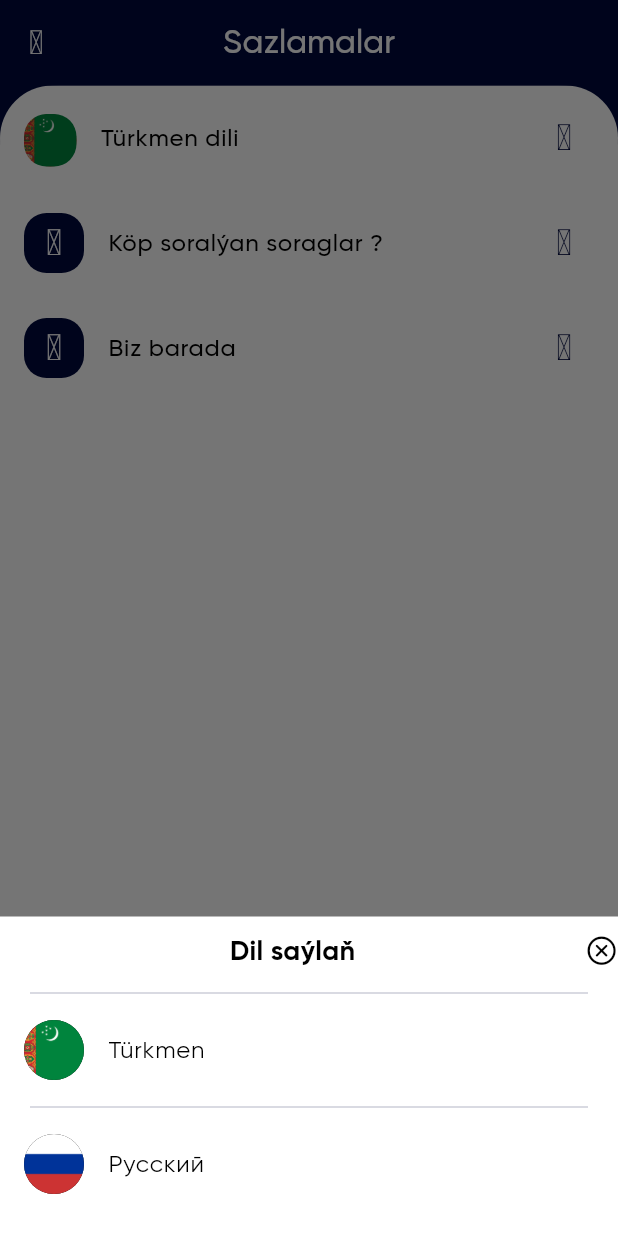
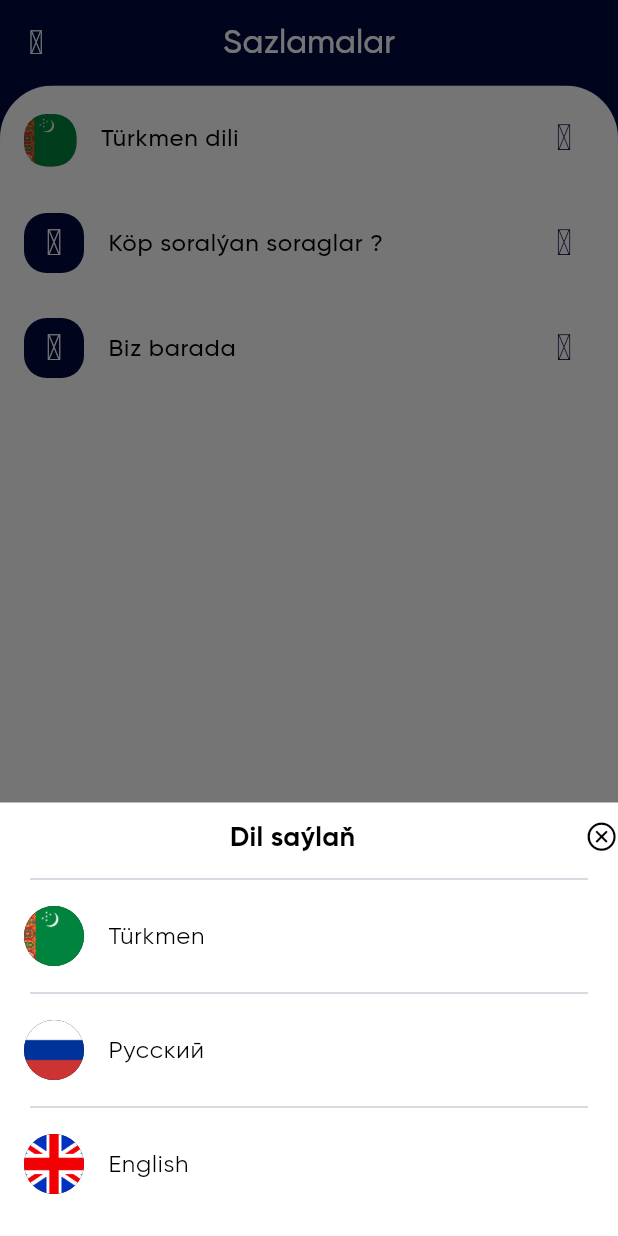
Before and after one commit to Dadebay/Mini-Upwork, a Flutter app: the UserProfilView screen opened directly, after a tap on "Türkmen dili", on a phone screen of 412 x 824 dp. Run offline on Flutter 3.47's test engine with Material 2 defaults, Android fonts, the phone set to English and light mode, and no system bars; our stand-ins replace cached_network_image, carousel_slider, chips_choice, firebase_core, firebase_messaging, flutter_iconly and 6 more; accounts and stored records are empty; network calls fail.

Commit message:
Fixed bugs

```diff
--- a/lib/app/constants/cards/banner_card.dart
+++ b/lib/app/constants/cards/banner_card.dart
@@ -1,7 +1,6 @@
 import 'package:cached_network_image/cached_network_image.dart';
 import 'package:flutter/material.dart';
 import 'package:get/get.dart';
-import 'package:maksat_app/app/data/services/banner_service.dart';
 
 import '../constants.dart';
 import '../widgets.dart';
@@ -21,9 +20,7 @@ class BannerCard extends StatelessWidget {
     final Size size = MediaQuery.of(context).size;
     return GestureDetector(
       onTap: () {
-        BannerService().getBannersByID(id).then((value) {
-          Get.to(() => BannerProfileView(value.title!, image, value.description!));
-        });
+        Get.to(() => BannerProfileView(id));
       },
       child: Container(
         margin: const EdgeInsets.all(8),
--- a/lib/app/constants/constants.dart
+++ b/lib/app/constants/constants.dart
@@ -21,6 +21,7 @@ const String gilroySemiBold = 'GilroySemiBold';
 const String gilroyBold = 'GilroyBold';
 //Language icons
 const String tmIcon = 'assets/image/tm.png';
+const String engIcon = 'assets/image/uk.png';
 const String ruIcon = 'assets/image/ru.png';
 const String logo = 'assets/image/logo.png';
 const String noData = 'assets/lottie/noData.json';
--- a/lib/app/constants/utils/translations.dart
+++ b/lib/app/constants/utils/translations.dart
@@ -52,7 +52,7 @@ class MyTranslations extends Translations {
           'createdAt': 'Sene',
           'status': 'Ýagdaýy',
           'accepted': 'Kabul edilen',
-          'waiting': 'Garaşylýar'
+          'waiting': 'Garaşylýar',
         },
         'ru': {
           'name': 'Имя',
@@ -100,5 +100,44 @@ class MyTranslations extends Translations {
           'settings': 'Настройки',
           'add': 'Добавить',
         },
+        'en': {
+          'name': 'Name',
+          'createdAt': 'Created At',
+          'status': 'Status',
+          'accepted': 'Accepted',
+          'waiting': 'Waiting',
+          'errorEmpty': 'Text field cannot be empty',
+          'noConnection4': "An Internet error has occurred. Try again",
+          'noConnection4': 'Please wait, your data is loading',
+          'errorData': 'Your login details are incorrect!',
+          'orderConfirmed': 'Your order is accepted',
+          'orderConfirmedSubtitle': 'We will contact you shortly, please wait',
+          'userName': 'Username',
+          'phoneNumber': 'Phone number',
+          'note': 'Note',
+          'aboutYou': 'About You',
+          'aboutYouSubtitle': 'Fill out your personal information completely and correctly. Then we need to contact you',
+          'fillEmpty': '* fill in the forms',
+          'home': 'Home',
+          'noConnection1': 'No connection',
+          'noConnection2': 'Unable to connect to the Internet. Please check your Internet settings and try again!',
+          'noConnection3': 'Try again',
+          'agree': 'Agree',
+          'homePage1': 'Add a service',
+          'homePage2': 'Our achievements',
+          'homePage3': 'User information',
+          'homePage4': 'My orders',
+          'contactInformation': 'To contact :',
+          'noData': 'Failed to load data. Try again.',
+          'noData1': 'Temporarily no information!',
+          'questions': 'Questions ?',
+          'aboutUs': 'About Us',
+          'select_language': 'Choose language',
+          'call': 'Communicate',
+          'minPrice': 'Starting price',
+          'services': 'Our services',
+          'settings': 'Settings',
+          'add': 'Add',
+        },
       };
 }
--- a/lib/app/constants/widgets.dart
+++ b/lib/app/constants/widgets.dart
@@ -129,6 +129,24 @@ void changeLanguage() {
               style: TextStyle(color: Colors.black),
             ),
           ),
+          divider(),
+          ListTile(
+            onTap: () {
+              userProfilController.switchLang('ru');
+              Get.back();
+            },
+            leading: const CircleAvatar(
+              backgroundImage: AssetImage(
+                engIcon,
+              ),
+              radius: 20,
+              backgroundColor: Colors.black,
+            ),
+            title: const Text(
+              'English',
+              style: TextStyle(color: Colors.black),
+            ),
+          ),
         ],
       ),
     ),
--- a/lib/app/modules/home/views/home_view.dart
+++ b/lib/app/modules/home/views/home_view.dart
@@ -35,7 +35,6 @@ class _HomeViewState extends State<HomeView> {
   void initState() {
     super.initState();
     bannersFuture = BannerService().getBanners();
-    getWorks = BannerService().getWorks();
   }
 
   final UserProfilController userProfilController = Get.put(UserProfilController());
@@ -58,7 +57,7 @@ class _HomeViewState extends State<HomeView> {
                     Get.to(() => AddOrderPageView());
                   }),
                   button("homePage2", IconlyLight.discovery, () {
-                    Get.to(() => OurServices(future: getWorks));
+                    Get.to(() => OurServices());
                   }),
                 ],
               ),
--- a/lib/app/modules/user_profil/views/about_us_view.dart
+++ b/lib/app/modules/user_profil/views/about_us_view.dart
@@ -15,7 +15,7 @@ class AboutUsView extends GetView {
   Widget build(BuildContext context) {
     return Scaffold(
         backgroundColor: kPrimaryColor,
-        appBar: CustomAppBar(backArrow: true, actionIcon: false, name: 'aboutUS'),
+        appBar: CustomAppBar(backArrow: true, actionIcon: false, name: 'aboutUs'),
         body: customWidget(
           child: FutureBuilder<AboutUsModel>(
               future: GetUserData().getAboutUs(),
--- a/lib/app/modules/user_profil/views/user_profil_view.dart
+++ b/lib/app/modules/user_profil/views/user_profil_view.dart
@@ -33,7 +33,11 @@ class _UserProfilViewState extends State<UserProfilView> {
       child: ListView(
         children: [
           ProfilButton(
-            name: Get.locale!.toLanguageTag() == 'tr' ? 'Türkmen dili' : 'Rus dili',
+            name: Get.locale!.toLanguageTag() == 'tr'
+                ? 'Türkmen dili'
+                : Get.locale!.toLanguageTag() == 'ru'
+                    ? 'Rus dili'
+                    : 'Inlis dili',
             onTap: () {
               changeLanguage();
             },
```
Also changed, not shown: lib/app/modules/home/views/banner_profile_view.dart (+37 -11 lines), lib/app/modules/home/views/our_services.dart (+3 -9 lines), pubspec.yaml (+5 -5 lines), assets/image/uk.png (added), pubspec.lock, 4 other files.
